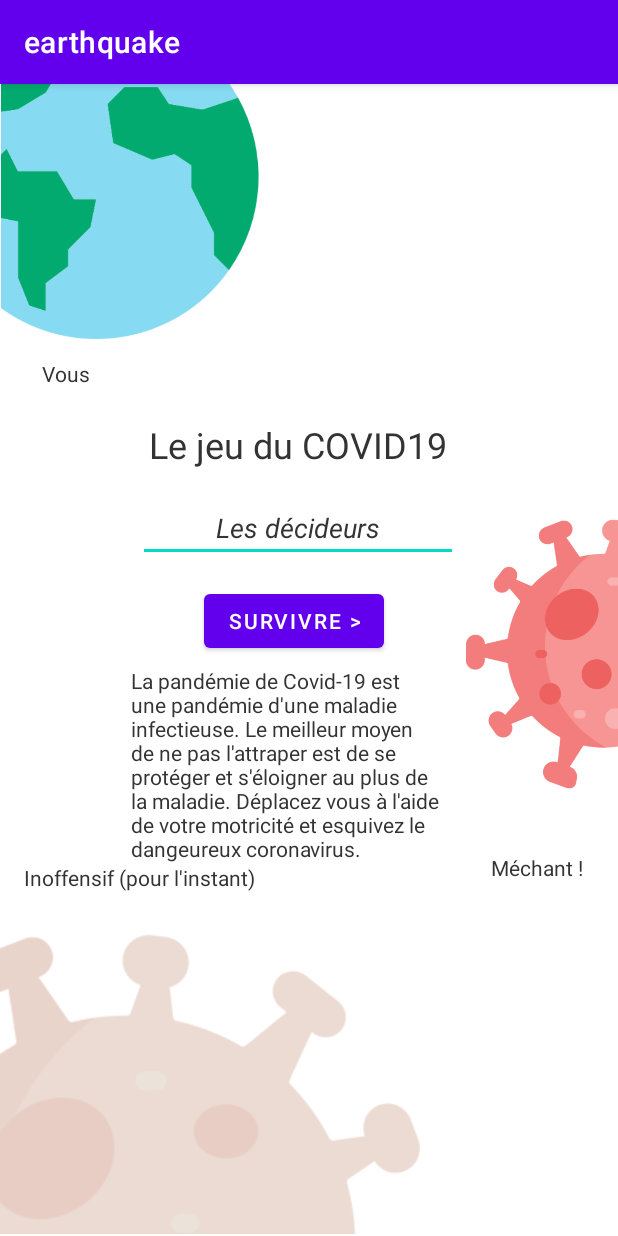
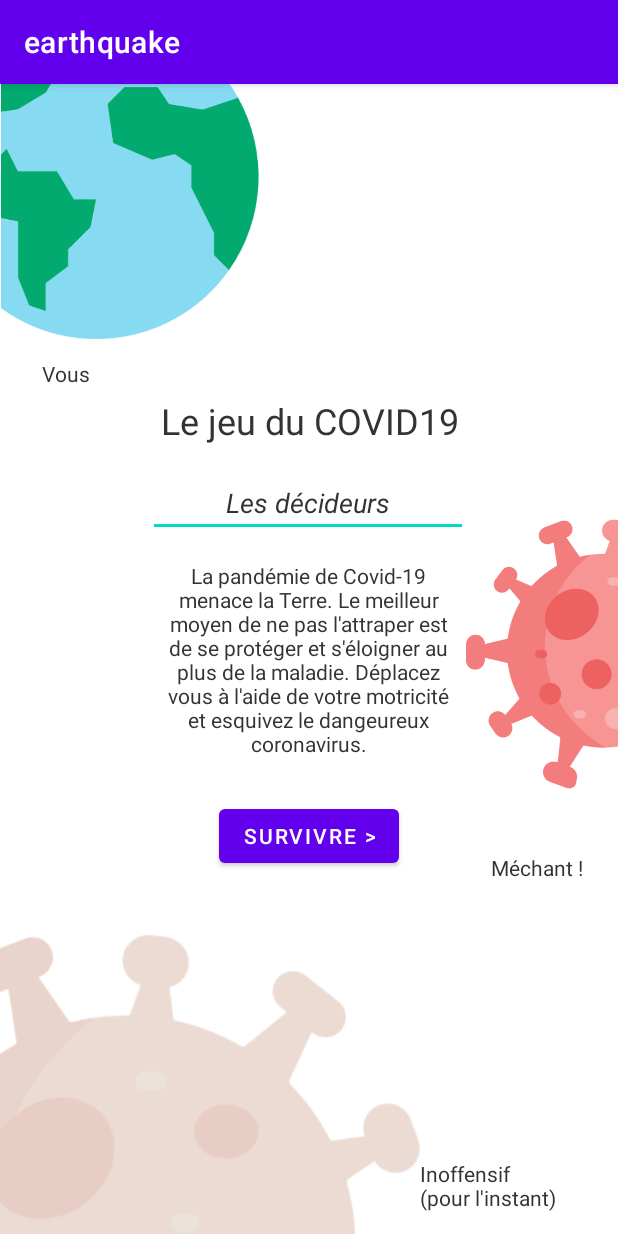
Before and after one commit to mobe-vacances/earthquake, an Android app: the screen it shows after launch (MainMenu), on a phone screen of 412 x 824 dp. Run offline under Robolectric (Android 15) with nearby library versions, the phone set to English and light mode, and no system bars.

Commit message:
Moved a label to the right

```diff
--- a/app/src/main/res/layout/activity_menu2.xml
+++ b/app/src/main/res/layout/activity_menu2.xml
@@ -47,30 +47,26 @@
         android:id="@+id/textView5"
         android:layout_width="wrap_content"
         android:layout_height="wrap_content"
+        android:layout_marginTop="208dp"
         android:text="Le jeu du COVID19"
         android:textAlignment="center"
         android:textColor="#333"
         android:textSize="24sp"
-        app:layout_constraintBottom_toTopOf="@+id/editTextTextPersonName"
         app:layout_constraintEnd_toEndOf="parent"
-        app:layout_constraintHorizontal_bias="0.461"
         app:layout_constraintStart_toStartOf="parent"
-        app:layout_constraintTop_toTopOf="parent"
-        app:layout_constraintVertical_bias="0.932" />
+        app:layout_constraintTop_toTopOf="parent" />
 
     <Button
         android:id="@+id/button2"
         android:layout_width="wrap_content"
         android:layout_height="wrap_content"
+        android:layout_marginTop="16dp"
         android:onClick="lauchGame"
         android:text="Survivre >"
         android:textColor="#FFF"
-        app:layout_constraintBottom_toTopOf="@+id/textView"
         app:layout_constraintEnd_toEndOf="parent"
-        app:layout_constraintHorizontal_bias="0.466"
         app:layout_constraintStart_toStartOf="parent"
-        app:layout_constraintTop_toTopOf="parent"
-        app:layout_constraintVertical_bias="0.982" />
+        app:layout_constraintTop_toBottomOf="@+id/textView" />
 
     <TextView
         android:id="@+id/textView6"
@@ -98,42 +94,40 @@
         android:id="@+id/textView8"
         android:layout_width="wrap_content"
         android:layout_height="wrap_content"
-        android:layout_marginStart="16dp"
-        android:layout_marginBottom="24dp"
-        android:text="Inoffensif (pour l'instant)"
+        android:layout_marginStart="280dp"
+        android:layout_marginBottom="16dp"
+        android:text="Inoffensif  \n(pour l'instant)"
         android:textColor="#333"
-        app:layout_constraintBottom_toTopOf="@+id/imageView6"
+        app:layout_constraintBottom_toBottomOf="parent"
         app:layout_constraintStart_toStartOf="parent" />
 
     <EditText
         android:id="@+id/editTextTextPersonName"
         android:layout_width="wrap_content"
         android:layout_height="wrap_content"
+        android:layout_marginTop="16dp"
         android:ems="10"
         android:inputType="textPersonName"
         android:text="Les décideurs"
         android:textAlignment="center"
         android:textColor="#333"
         android:textStyle="italic"
-        app:layout_constraintBottom_toTopOf="@+id/button2"
         app:layout_constraintEnd_toEndOf="parent"
-        app:layout_constraintHorizontal_bias="0.462"
+        app:layout_constraintHorizontal_bias="0.498"
         app:layout_constraintStart_toStartOf="parent"
-        app:layout_constraintTop_toTopOf="parent"
-        app:layout_constraintVertical_bias="0.946" />
+        app:layout_constraintTop_toBottomOf="@+id/textView5" />
 
     <TextView
         android:id="@+id/textView"
         android:layout_width="206dp"
-        android:layout_height="166dp"
-        android:layout_marginEnd="37dp"
-        android:text="La pandémie de Covid-19 est une pandémie d'une maladie infectieuse. Le meilleur moyen de ne pas l'attraper est de se protéger et s'éloigner au plus de la maladie. Déplacez vous à l'aide de votre motricité et esquivez le dangeureux coronavirus."
+        android:layout_height="143dp"
+        android:layout_marginTop="16dp"
+        android:text="La pandémie de Covid-19 menace la Terre. Le meilleur moyen de ne pas l'attraper est de se protéger et s'éloigner au plus de la maladie. Déplacez vous à l'aide de votre motricité et esquivez le dangeureux coronavirus."
+        android:textAlignment="center"
         android:textColor="#333"
-        app:layout_constraintBottom_toBottomOf="parent"
         app:layout_constraintEnd_toEndOf="parent"
-        app:layout_constraintHorizontal_bias="0.516"
+        app:layout_constraintHorizontal_bias="0.498"
         app:layout_constraintStart_toStartOf="parent"
-        app:layout_constraintTop_toTopOf="parent"
-        app:layout_constraintVertical_bias="0.645" />
+        app:layout_constraintTop_toBottomOf="@+id/editTextTextPersonName" />
 
 </androidx.constraintlayout.widget.ConstraintLayout>
```
